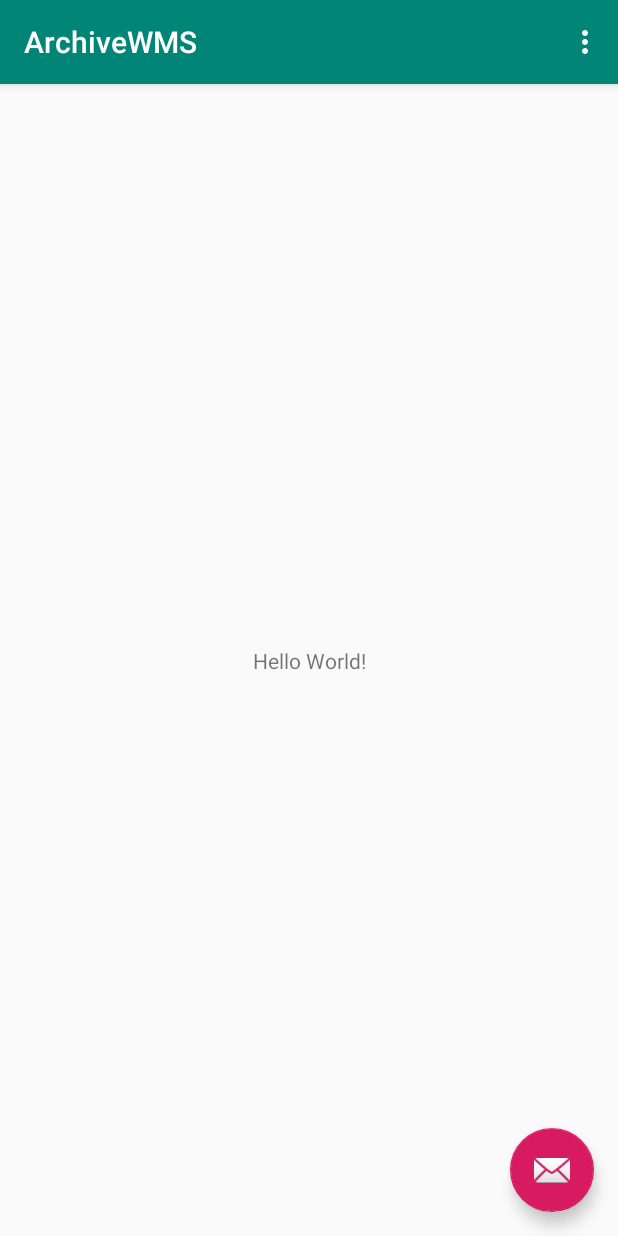
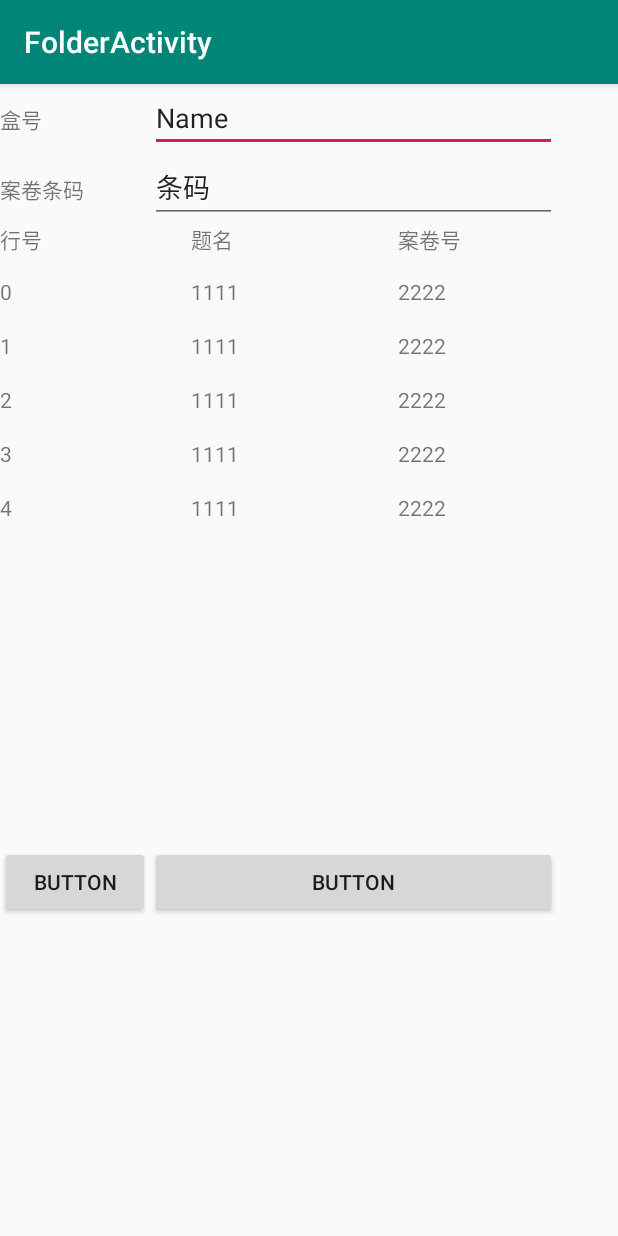
Before and after one commit to LiPanDN/ArchiveWMS, an Android app: the screen it shows after launch (MainActivity before the commit, FolderActivity after it), on a phone screen of 412 x 824 dp. Run offline under Robolectric (Android 15) with nearby library versions, the phone set to English and light mode, and no system bars.

Commit message:
Set up ArchiveWMS framework

```diff
--- a/app/build.gradle
+++ b/app/build.gradle
@@ -31,4 +31,7 @@ dependencies {
     testImplementation 'junit:junit:4.12'
     androidTestImplementation 'androidx.test.ext:junit:1.1.0'
     androidTestImplementation 'androidx.test.espresso:espresso-core:3.1.1'
+    implementation 'com.journeyapps:zxing-android-embedded:3.0.2@aar'
+    implementation 'com.google.zxing:core:3.2.0'
+    implementation 'androidx.gridlayout:gridlayout:1.0.0'
 }
--- /dev/null
+++ b/app/src/main/java/com/fuzheng/archivewms/FolderActivity.java
@@ -0,0 +1,84 @@
+package com.fuzheng.archivewms;
+
+import android.os.Bundle;
+
+import androidx.appcompat.app.AppCompatActivity;
+import androidx.appcompat.widget.Toolbar;
+
+import android.view.View;
+import android.widget.AdapterView;
+import android.widget.GridView;
+import android.widget.SimpleAdapter;
+import android.widget.TextView;
+
+import java.util.ArrayList;
+import java.util.HashMap;
+import java.util.List;
+import java.util.Map;
+
+public class FolderActivity extends AppCompatActivity {
+
+    @Override
+    protected void onCreate(Bundle savedInstanceState) {
+        super.onCreate(savedInstanceState);
+        setContentView(R.layout.activity_folder);
+        Toolbar toolbar = findViewById(R.id.toolbar);
+        setSupportActionBar(toolbar);
+        BindingGridview();
+    }
+
+    public void BindingGridview()
+    {
+        List<Map<String, Object>> items = new ArrayList<Map<String,Object>>();
+        Map<String, Object> title = new HashMap<String, Object>();
+        title.put("row", "行号");
+        title.put("name", "题名");
+        title.put("address", "案卷号");
+        items.add(title);
+
+        for (int i = 0; i < 5; i++) {
+            Map<String, Object> item = new HashMap<String, Object>();
+            item.put("row", i);
+            item.put("name", "1111");
+            item.put("address", "2222");
+            items.add(item);
+        }
+        GridView gv=(GridView)findViewById(R.id.ajGrid);
+        SimpleAdapter sa=new SimpleAdapter(
+                FolderActivity.this, //上下文环境
+                items,    //数据源
+                R.layout.activity_ajgrid_item,  //内容布局
+                new String[]{"row","name", "address"},  //数据源的arrayName
+                new int[]{R.id.text_item0,R.id.text_item1, R.id.text_item2}  //装载数据的控件
+        );
+        gv.setAdapter(sa);   //与gridview绑定
+
+        gv.setOnItemClickListener(new AdapterView.OnItemClickListener() {
+
+            @Override
+            public void onItemClick(AdapterView<?> parent, View view,
+                                    int position, long id) {
+                // 获取item对应的值
+
+                String str = "ddd";
+                TextView txtView = findViewById(R.id.etBarCode);
+                txtView.setText(str+position);
+                //System.out.println("商品名称" +  position);
+               /* CharSequence goods = ((TextView) gv.getChildAt(position).findViewById(R.id.texdt)).getText();
+                System.out.println("商品名称" + goods.toString() + position);
+
+                // gridView中点击 item为选中状态(背景颜色)
+                for(int i=0;i<parent.getCount();i++){
+                    View item = goodGridView.getChildAt(i).findViewById(R.id.texdt);
+                    if (position == i) {//当前选中的Item改变背景颜色
+                        item.setBackgroundResource(R.drawable.yuanjiao_choice);
+                    } else {
+                        item.setBackgroundResource(R.drawable.yuanjiao);
+                    }
+                }
+                */
+
+            }
+        });
+    }
+}
--- a/app/src/main/java/com/fuzheng/archivewms/Util/HttpHelper.java
+++ b/app/src/main/java/com/fuzheng/archivewms/Util/HttpHelper.java
@@ -16,6 +16,7 @@ public class HttpHelper {
 
     public static final String BASE_URL = "http://localhost:58843/AndroidService.svc/";
     private static final String USER_AGENT = "Mozilla/4.5";
+
 
     private static HttpPost getHttpPost(String url, String json) {
         HttpPost request = null;
--- /dev/null
+++ b/app/src/main/res/layout/activity_ajgrid_item.xml
@@ -0,0 +1,39 @@
+<?xml version="1.0" encoding="utf-8"?>
+<androidx.constraintlayout.widget.ConstraintLayout xmlns:android="http://schemas.android.com/apk/res/android"
+    xmlns:app="http://schemas.android.com/apk/res-auto"
+    xmlns:tools="http://schemas.android.com/tools"
+    android:layout_width="match_parent"
+    android:layout_height="match_parent"
+    tools:context=".AJGridItemActivity">
+
+    <LinearLayout
+        android:layout_width="fill_parent"
+        android:layout_height="36dp"
+        android:orientation="horizontal"
+        app:layout_constraintBottom_toBottomOf="parent"
+        app:layout_constraintEnd_toEndOf="parent"
+        app:layout_constraintStart_toStartOf="parent"
+        app:layout_constraintTop_toTopOf="parent">
+
+        <TextView
+            android:id="@+id/text_item0"
+            android:layout_width="117dp"
+            android:layout_height="wrap_content"
+            android:text=""></TextView>
+
+        <TextView
+            android:id="@+id/text_item1"
+            android:layout_width="128dp"
+            android:layout_height="wrap_content"
+            android:layout_marginLeft="15px"
+            android:text=""></TextView>
+
+        <TextView
+            android:id="@+id/text_item2"
+            android:layout_width="213dp"
+            android:layout_height="wrap_content"
+            android:layout_marginLeft="15px"
+            android:text=""></TextView>
+    </LinearLayout>
+
+</androidx.constraintlayout.widget.ConstraintLayout>
--- /dev/null
+++ b/app/src/main/res/layout/activity_folder.xml
@@ -0,0 +1,27 @@
+<?xml version="1.0" encoding="utf-8"?>
+<androidx.coordinatorlayout.widget.CoordinatorLayout xmlns:android="http://schemas.android.com/apk/res/android"
+    xmlns:app="http://schemas.android.com/apk/res-auto"
+    xmlns:tools="http://schemas.android.com/tools"
+    android:layout_width="match_parent"
+    android:layout_height="match_parent"
+    tools:context=".FolderActivity">
+
+    <com.google.android.material.appbar.AppBarLayout
+        android:layout_width="match_parent"
+        android:layout_height="wrap_content"
+        android:theme="@style/AppTheme.AppBarOverlay">
+
+        <androidx.appcompat.widget.Toolbar
+            android:id="@+id/toolbar"
+            android:layout_width="match_parent"
+            android:layout_height="?attr/actionBarSize"
+            android:background="?attr/colorPrimary"
+            app:popupTheme="@style/AppTheme.PopupOverlay" />
+
+    </com.google.android.material.appbar.AppBarLayout>
+
+    <include layout="@layout/content_folder" />
+
+
+
+</androidx.coordinatorlayout.widget.CoordinatorLayout>
--- /dev/null
+++ b/app/src/main/res/layout/content_folder.xml
@@ -0,0 +1,91 @@
+<?xml version="1.0" encoding="utf-8"?>
+<androidx.constraintlayout.widget.ConstraintLayout xmlns:android="http://schemas.android.com/apk/res/android"
+    xmlns:app="http://schemas.android.com/apk/res-auto"
+    xmlns:tools="http://schemas.android.com/tools"
+    android:layout_width="match_parent"
+    android:layout_height="match_parent"
+    app:layout_behavior="@string/appbar_scrolling_view_behavior"
+    tools:context=".FolderActivity"
+    tools:showIn="@layout/activity_folder">
+
+    <TableLayout
+        android:id="@+id/tableLayout"
+        android:layout_width="match_parent"
+        android:layout_height="0dp"
+        android:layout_marginBottom="122dp"
+        app:layout_constraintBottom_toBottomOf="parent"
+        app:layout_constraintEnd_toEndOf="parent"
+        app:layout_constraintStart_toStartOf="parent"
+        app:layout_constraintTop_toTopOf="parent">
+
+        <TableRow
+            android:layout_width="match_parent"
+            android:layout_height="match_parent">
+
+            <TextView
+                android:id="@+id/textView5"
+                android:layout_width="100dp"
+                android:layout_height="wrap_content"
+                android:text="盒号" />
+
+            <EditText
+                android:id="@+id/etFolder"
+                android:layout_width="271dp"
+                android:layout_height="wrap_content"
+                android:editable="false"
+                android:ems="10"
+                android:inputType="textPersonName"
+                android:text="Name" />
+
+        </TableRow>
+
+        <TableRow
+            android:layout_width="match_parent"
+            android:layout_height="match_parent">
+
+            <TextView
+                android:id="@+id/textView7"
+                android:layout_width="wrap_content"
+                android:layout_height="wrap_content"
+                android:text="案卷条码" />
+
+            <EditText
+                android:id="@+id/etBarCode"
+                android:layout_width="wrap_content"
+                android:layout_height="wrap_content"
+                android:ems="10"
+                android:inputType="textPersonName"
+                android:text="条码" />
+        </TableRow>
+
+        <GridView
+            android:id="@+id/ajGrid"
+            android:layout_width="800dp"
+            android:layout_height="415dp"
+            android:numColumns="1"
+            android:stretchMode="columnWidth" />
+
+        <TableRow
+            android:layout_width="match_parent"
+            android:layout_height="match_parent">
+
+            <Button
+                android:id="@+id/button8"
+                android:layout_width="wrap_content"
+                android:layout_height="wrap_content"
+                android:text="Button" />
+
+            <Button
+                android:id="@+id/button9"
+                android:layout_width="148dp"
+                android:layout_height="wrap_content"
+                android:text="Button" />
+        </TableRow>
+
+
+    </TableLayout>
+
+
+
+
+</androidx.constraintlayout.widget.ConstraintLayout>
--- a/app/src/main/res/values/strings.xml
+++ b/app/src/main/res/values/strings.xml
@@ -10,4 +10,10 @@
     <string name="invalid_username">Not a valid username</string>
     <string name="invalid_password">Password must be >5 characters</string>
     <string name="login_failed">"Login failed"</string>
+    <string name="title_activity_code">CodeActivity</string>
+    <string name="btn_BarCode">Bar Code</string>
+    <string name="btn_QCode">Q Code</string>
+    <string name="btn_GenerateBarCode">Generate Bar Code</string>
+    <string name="title_activity_folder">FolderActivity</string>
+    <string name="title_activity_box">BoxActivity</string>
 </resources>
```
Also changed, not shown: app/src/main/AndroidManifest.xml (+31 -4 lines), app/src/main/java/com/fuzheng/archivewms/BoxActivity.java (added, +32 -0 lines), app/src/main/java/com/fuzheng/archivewms/CodeActivity.java (added, +32 -0 lines), app/src/main/java/com/fuzheng/archivewms/MainActivity.java (+63 -0 lines), app/src/main/res/layout/activity_box.xml (added, +33 -0 lines), app/src/main/res/layout/activity_code.xml (added, +33 -0 lines), app/src/main/res/layout/content_box.xml (added, +11 -0 lines), app/src/main/res/layout/content_code.xml (added, +42 -0 lines), app/src/main/res/layout/content_main.xml (+83 -7 lines).
